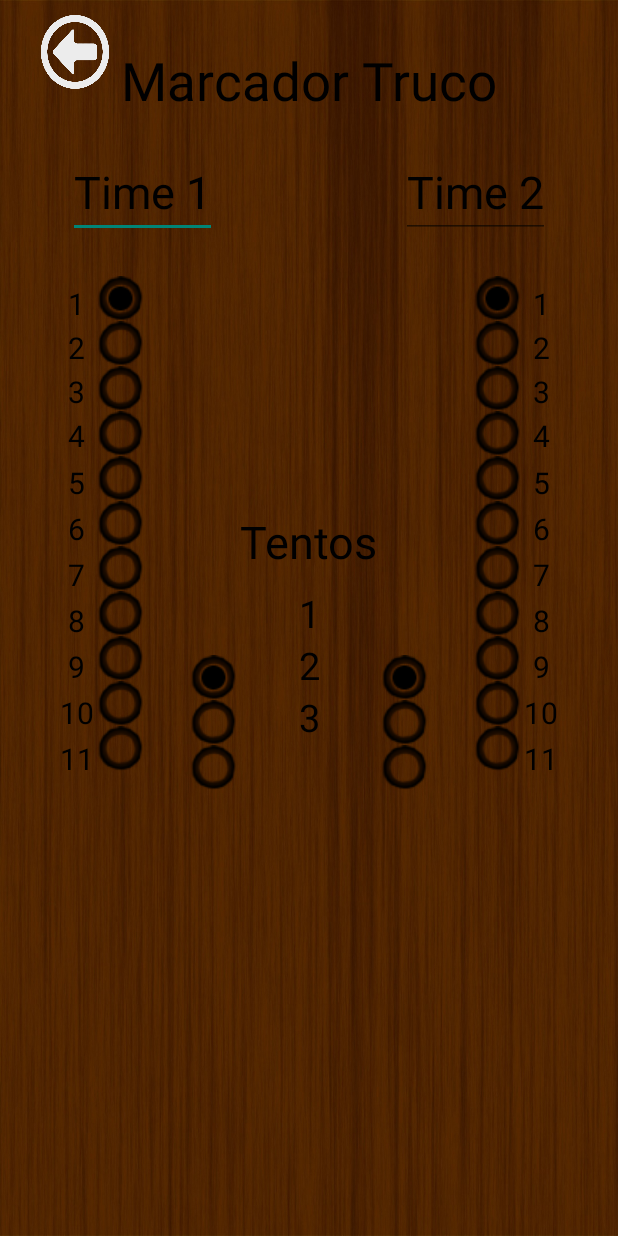
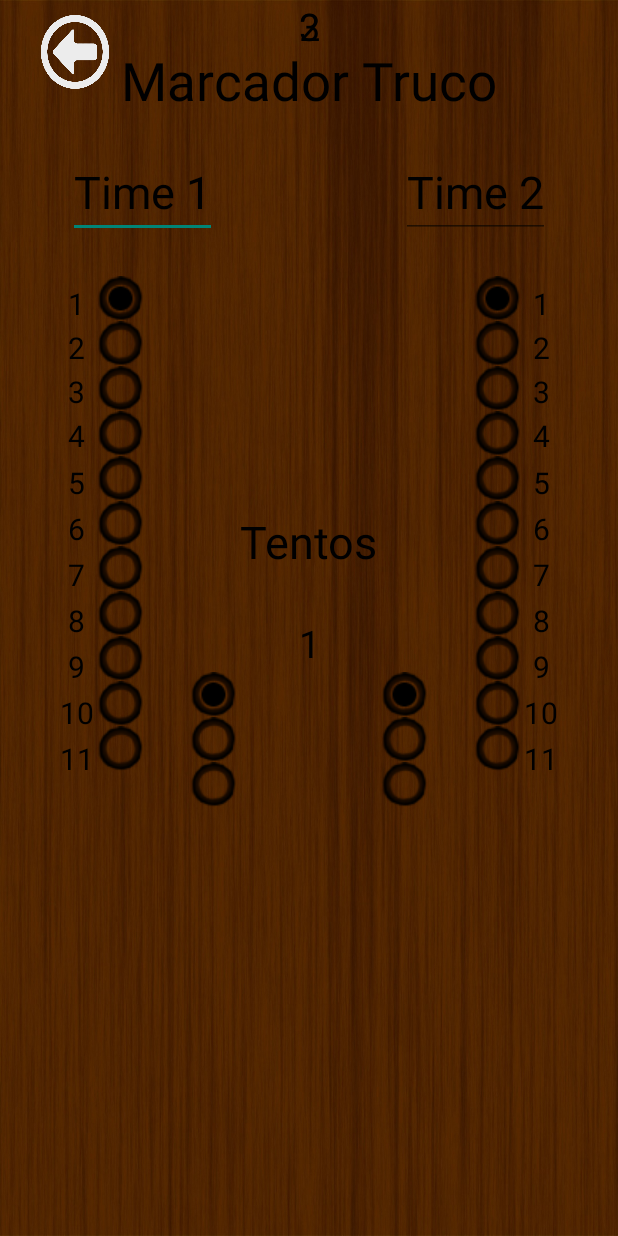
Before and after one commit to Negrativo/App_Marcador_Truco, an Android app: the screen it shows after launch (MainActivity), after a tap on an icon or button, on a phone screen of 412 x 824 dp. Run offline under Robolectric (Android 15) with nearby library versions, the phone set to English and light mode, and no system bars.

Commit message:
Marcador de truco 1.2 Adicionando splash activity

```diff
--- a/app/src/main/AndroidManifest.xml
+++ b/app/src/main/AndroidManifest.xml
@@ -13,20 +13,20 @@
         android:supportsRtl="true"
         android:theme="@style/Theme.AppCompat.Light.NoActionBar"
         tools:ignore="HardcodedDebugMode">
-        <activity android:name=".Menu_principal">
+        <activity android:name=".activity_splash_screen">
             <intent-filter>
-                <action android:name="android.intent.action.MAIN" />
+            <action android:name="android.intent.action.MAIN" />
 
-                <category android:name="android.intent.category.LAUNCHER" />
+            <category android:name="android.intent.category.LAUNCHER" />
 
-                <action android:name="android.intent.action.VIEW" />
+            <action android:name="android.intent.action.VIEW" />
             </intent-filter>
         </activity>
+        <activity android:name=".Menu_principal"/>
         <activity android:name=".ajuda" />
         <activity android:name=".Creditos" />
         <activity android:name=".MainActivity" />
-        <activity android:name=".marcador_digital">
-        </activity>
+        <activity android:name=".marcador_digital"></activity>
     </application>
 
 </manifest>
--- /dev/null
+++ b/app/src/main/java/com/example/marc_truco/activity_splash_screen.java
@@ -0,0 +1,33 @@
+package com.example.marc_truco;
+
+import androidx.appcompat.app.AppCompatActivity;
+
+import android.content.Intent;
+import android.os.Bundle;
+import android.os.Handler;
+
+public class activity_splash_screen extends AppCompatActivity {
+
+    @Override
+    protected void onCreate(Bundle savedInstanceState) {
+        super.onCreate(savedInstanceState);
+        setContentView(R.layout.activity_splash_screen);
+        Handler handle = new Handler();
+        handle.postDelayed(new Runnable() {
+            @Override public void run() {
+                MenuTruco();
+            }
+        }, 2000);
+
+
+
+
+    }
+
+    private void MenuTruco() {
+        Intent intent = new Intent(activity_splash_screen.this, Menu_principal.class);
+        startActivity(intent);
+        finish();
+    }
+
+}
--- a/app/src/main/res/layout/activity_main.xml
+++ b/app/src/main/res/layout/activity_main.xml
@@ -1,6 +1,7 @@
 <?xml version="1.0" encoding="utf-8"?>
 <androidx.constraintlayout.widget.ConstraintLayout xmlns:android="http://schemas.android.com/apk/res/android"
     xmlns:app="http://schemas.android.com/apk/res-auto"
+    xmlns:tools="http://schemas.android.com/tools"
     android:layout_width="match_parent"
     android:layout_height="match_parent"
     android:background="@drawable/background"
@@ -507,14 +508,13 @@
         android:layout_height="wrap_content"
         android:layout_marginStart="110dp"
         android:layout_marginLeft="110dp"
-        android:layout_marginTop="8dp"
         android:layout_marginEnd="40dp"
         android:layout_marginRight="40dp"
         android:layout_marginBottom="250dp"
         app:layout_constraintBottom_toBottomOf="parent"
         app:layout_constraintEnd_toStartOf="@+id/PontosTento2"
         app:layout_constraintStart_toStartOf="parent"
-        app:layout_constraintTop_toBottomOf="@+id/pontosTentos1">
+        app:layout_constraintTop_toTopOf="@+id/textView11">
 
         <RadioButton
             android:id="@+id/tento1-1"
@@ -524,16 +524,17 @@
             android:checked="true" />
 
         <RadioButton
+            android:id="@+id/tento1-3"
+            android:layout_width="match_parent"
+            android:layout_height="wrap_content"
+            android:button="@drawable/custom_radio_button" />
+
+        <RadioButton
             android:id="@+id/tento1-2"
             android:layout_width="match_parent"
             android:layout_height="wrap_content"
             android:button="@drawable/custom_radio_button" />
 
-        <RadioButton
-            android:id="@+id/tento1-3"
-            android:layout_width="match_parent"
-            android:layout_height="wrap_content"
-            android:button="@drawable/custom_radio_button" />
     </RadioGroup>
 
     <RadioGroup
@@ -542,14 +543,13 @@
         android:layout_height="wrap_content"
         android:layout_marginStart="40dp"
         android:layout_marginLeft="40dp"
-        android:layout_marginTop="8dp"
         android:layout_marginEnd="110dp"
         android:layout_marginRight="110dp"
         android:layout_marginBottom="250dp"
         app:layout_constraintBottom_toBottomOf="parent"
         app:layout_constraintEnd_toEndOf="parent"
         app:layout_constraintStart_toEndOf="@+id/PontosTento_1"
-        app:layout_constraintTop_toBottomOf="@+id/pontosTentos1">
+        app:layout_constraintTop_toTopOf="@+id/textView11">
 
         <RadioButton
             android:id="@+id/tento2-1"
@@ -576,34 +576,37 @@
         android:id="@+id/textView11"
         android:layout_width="wrap_content"
         android:layout_height="wrap_content"
-        android:layout_marginTop="10dp"
+        android:layout_marginTop="30dp"
         android:text="@string/_1"
         android:textColor="#000001"
         android:textSize="25sp"
-        app:layout_constraintEnd_toEndOf="parent"
-        app:layout_constraintStart_toStartOf="parent"
+        app:layout_constraintEnd_toStartOf="@+id/PontosTento2"
+        app:layout_constraintStart_toEndOf="@+id/PontosTento_1"
         app:layout_constraintTop_toBottomOf="@+id/pontosTentos1" />
 
     <TextView
         android:id="@+id/textView12"
         android:layout_width="wrap_content"
         android:layout_height="wrap_content"
+        android:layout_marginBottom="7dp"
         android:text="@string/_2"
         android:textColor="#000001"
         android:textSize="25sp"
+        app:layout_constraintBottom_toTopOf="@+id/textView13"
         app:layout_constraintEnd_toStartOf="@+id/PontosTento2"
-        app:layout_constraintStart_toEndOf="@+id/PontosTento_1"
-        app:layout_constraintTop_toBottomOf="@+id/textView11" />
+        app:layout_constraintStart_toEndOf="@+id/PontosTento_1" />
 
     <TextView
         android:id="@+id/textView13"
         android:layout_width="wrap_content"
         android:layout_height="wrap_content"
+        android:layout_marginBottom="250dp"
         android:text="@string/_3"
         android:textColor="#000001"
         android:textSize="25sp"
-        app:layout_constraintEnd_toEndOf="parent"
-        app:layout_constraintStart_toStartOf="parent"
+        app:layout_constraintBottom_toBottomOf="parent"
+        app:layout_constraintEnd_toStartOf="@+id/PontosTento2"
+        app:layout_constraintStart_toEndOf="@+id/PontosTento_1"
         app:layout_constraintTop_toBottomOf="@+id/textView12" />
 
     <Button
--- /dev/null
+++ b/app/src/main/res/layout/activity_splash_screen.xml
@@ -0,0 +1,10 @@
+<?xml version="1.0" encoding="utf-8"?>
+<androidx.constraintlayout.widget.ConstraintLayout xmlns:android="http://schemas.android.com/apk/res/android"
+    xmlns:app="http://schemas.android.com/apk/res-auto"
+    xmlns:tools="http://schemas.android.com/tools"
+    android:layout_width="match_parent"
+    android:layout_height="match_parent"
+    android:background="@drawable/splash_layout"
+    tools:context=".activity_splash_screen">
+
+</androidx.constraintlayout.widget.ConstraintLayout>
--- a/build.gradle
+++ b/build.gradle
@@ -7,7 +7,7 @@ buildscript {
 
     }
     dependencies {
-        classpath 'com.android.tools.build:gradle:3.6.2'
+        classpath 'com.android.tools.build:gradle:3.6.3'
 
         // NOTE: Do not place your application dependencies here; they belong
         // in the individual module build.gradle files
```
Also changed, not shown: app/src/main/res/drawable/splash_layout.png (added).
